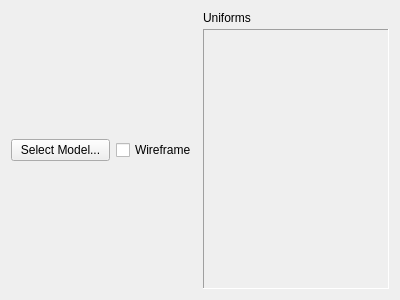
Before: the Qt Designer form Tools/ShaderViewer/ShaderViewer.ui in ricmzn/SomeGame, drawn with Qt 5.
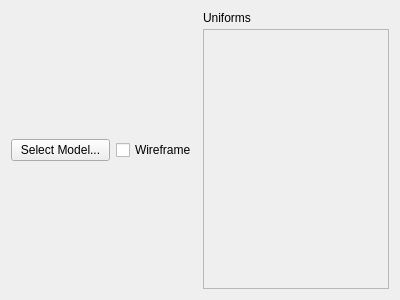
After: the same form once the commit is applied.

The edit to the form file:
```diff
--- a/Tools/ShaderViewer/ShaderViewer.ui
+++ b/Tools/ShaderViewer/ShaderViewer.ui
@@ -118,9 +118,6 @@
       </item>
       <item>
        <widget class="QScrollArea" name="uniformScrollArea">
-        <property name="frameShape">
-         <enum>QFrame::Panel</enum>
-        </property>
         <property name="widgetResizable">
          <bool>true</bool>
         </property>
```
Left out of the diff: 4 changed lines with no effect on the pictures.
